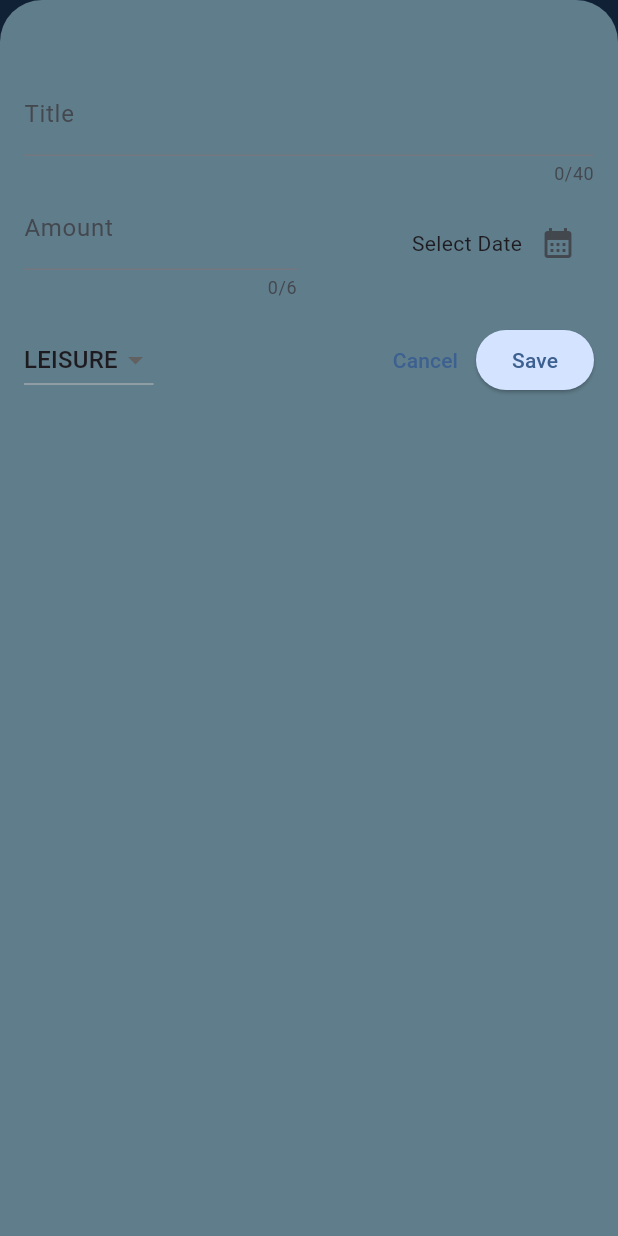
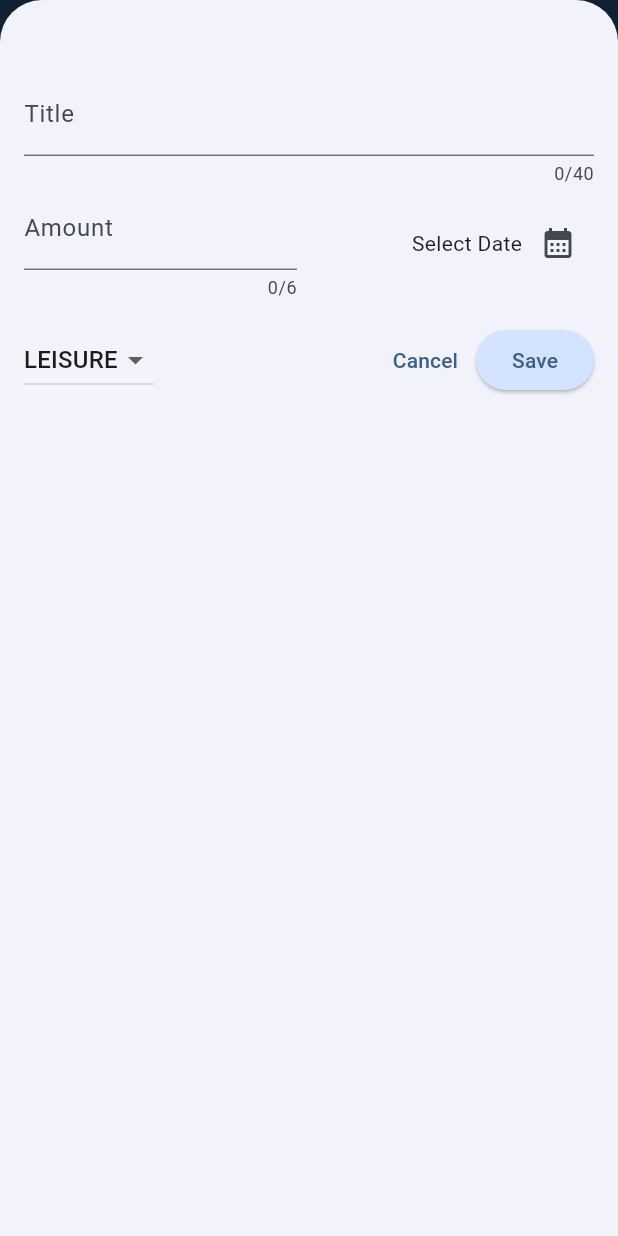
Before and after one commit to Arunvs16/expenseTracker, a Flutter app: the screen it shows after launch, after a tap on the "add" icon, on a phone screen of 412 x 824 dp. Run offline on Flutter 3.47's test engine with Material 3 defaults, Android fonts, the phone set to English and light mode, and no system bars.

Commit message:
darkmode implemented

```diff
--- a/lib/main.dart
+++ b/lib/main.dart
@@ -5,26 +5,49 @@ var kColorScheme = ColorScheme.fromSeed(
   seedColor: const Color.fromARGB(255, 0, 118, 214),
 );
 
-
+var kDarkColorScheme = ColorScheme.fromSeed(
+  brightness: Brightness.dark,
+  seedColor: const Color.fromARGB(255, 5, 99, 125),
+);
 void main() {
   runApp(
     MaterialApp(
       debugShowCheckedModeBanner: false,
+      // darkTheme
+      darkTheme: ThemeData.dark().copyWith(
+        colorScheme: kDarkColorScheme,
+        // cardTheme
+        cardTheme: CardTheme(
+          color: kDarkColorScheme.secondaryContainer,
+          margin: const EdgeInsets.symmetric(horizontal: 16, vertical: 8),
+        ),
+        // elevatedButtonTheme
+        elevatedButtonTheme: ElevatedButtonThemeData(
+          style: ElevatedButton.styleFrom(
+            backgroundColor: kDarkColorScheme.primaryContainer,
+            foregroundColor: kDarkColorScheme.onPrimaryContainer,
+          ),
+        ),
+      ),
+      // theme
       theme: ThemeData(
         colorScheme: kColorScheme,
         appBarTheme: AppBarTheme(
           backgroundColor: kColorScheme.onPrimaryContainer,
           foregroundColor: kColorScheme.primaryContainer,
         ),
+        //cardTheme
         cardTheme: CardTheme(
           color: kColorScheme.secondaryContainer,
           margin: const EdgeInsets.symmetric(horizontal: 16, vertical: 8),
         ),
+        // elevatedButtonTheme
         elevatedButtonTheme: ElevatedButtonThemeData(
           style: ElevatedButton.styleFrom(
             backgroundColor: kColorScheme.primaryContainer,
           ),
         ),
+        // textTheme
         textTheme: ThemeData().textTheme.copyWith(
           titleLarge: TextStyle(
             fontWeight: FontWeight.bold,
@@ -33,6 +56,8 @@ void main() {
           ),
         ),
       ),
+      // themeMode
+      // themeMode: ThemeMode.system, // default
       home: const Expenses(),
     ),
   );
--- a/lib/widgets/expenses.dart
+++ b/lib/widgets/expenses.dart
@@ -32,7 +32,6 @@ class _ExpensesState extends State<Expenses> {
     // add expense item
     showModalBottomSheet(
       isScrollControlled: true,
-      backgroundColor: Colors.blueGrey[500],
       context: context,
       builder: (ctx) => NewExpense(onAddExpense: _addExpense),
     );
--- a/lib/widgets/expenses_list/expenses_list.dart
+++ b/lib/widgets/expenses_list/expenses_list.dart
@@ -19,9 +19,7 @@ class ExpensesList extends StatelessWidget {
             direction: DismissDirection.endToStart,
             background: Container(
               color: Theme.of(context).colorScheme.error.withValues(),
-              margin: EdgeInsets.symmetric(
-                horizontal: Theme.of(context).cardTheme.margin!.horizontal,
-              ),
+              margin: EdgeInsets.symmetric(horizontal: 16, vertical: 8),
               child: Icon(Icons.delete),
             ),
             onDismissed: (direction) => onRemoveExpense(expenses[index]),
```
